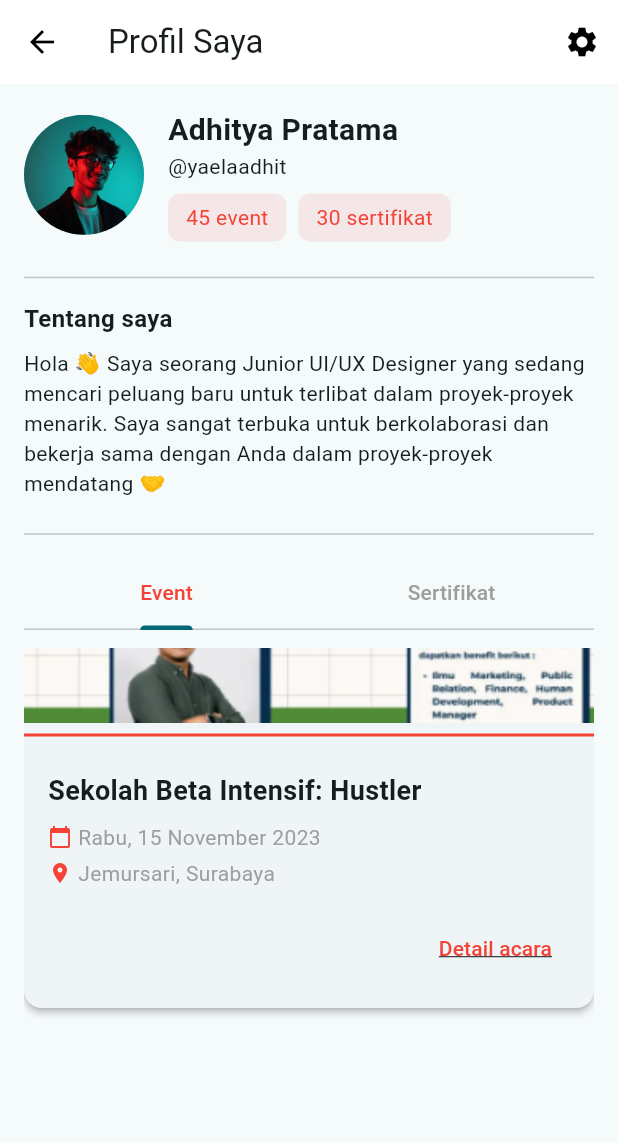
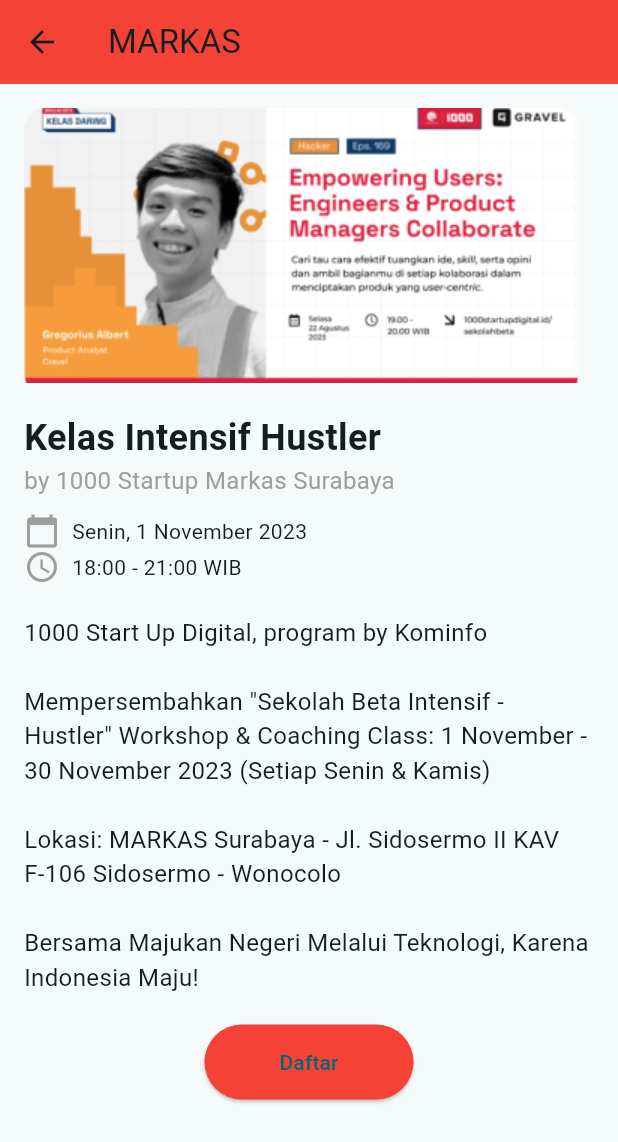
Before and after one commit to agnesjuliana/tekber_markas, a Flutter app: the screen it shows after launch, scrolled down 564 dp, after a tap on "Detail acara", on a phone screen of 412 x 824 dp. Shown: the top 1142 px of the screen. Run offline on Flutter 3.47's test engine with Material 3 defaults, Android fonts, the phone set to English and light mode, and no system bars.

Commit message:
Deskripsi Acara dan Form Pendaftaran

```diff
--- /dev/null
+++ b/lib/screens/deskripsi_acara.dart
@@ -0,0 +1,73 @@
+import 'package:flutter/material.dart';
+import 'package:tekber_markas/screens/form_pendaftaran.dart'; // Import halaman form pendaftaran
+
+class DeskripsiAcaraPage extends StatelessWidget {
+  @override
+  Widget build(BuildContext context) {
+    return Scaffold(
+      appBar: AppBar(
+        title: Text('MARKAS'),
+        backgroundColor: Colors.red,
+      ),
+      body: Padding(
+        padding: const EdgeInsets.all(16.0),
+        child: Column(
+          crossAxisAlignment: CrossAxisAlignment.start,
+          children: [
+            Image.asset('lib/assets/images/event_image.png'), // Ganti dengan logo acara Anda
+            SizedBox(height: 20),
+            Text(
+              'Kelas Intensif Hustler',
+              style: TextStyle(fontSize: 24, fontWeight: FontWeight.bold),
+            ),
+            Text(
+              'by 1000 Startup Markas Surabaya',
+              style: TextStyle(fontSize: 16, color: Colors.grey),
+            ),
+            SizedBox(height: 10),
+            Row(
+              children: [
+                Icon(Icons.calendar_today, color: Colors.grey),
+                SizedBox(width: 8),
+                Text('Senin, 1 November 2023'),
+              ],
+            ),
+            Row(
+              children: [
+                Icon(Icons.access_time, color: Colors.grey),
+                SizedBox(width: 8),
+                Text('18:00 - 21:00 WIB'),
+              ],
+            ),
+            SizedBox(height: 20),
+            Text(
+              '1000 Start Up Digital, program by Kominfo\n\n'
+                  'Mempersembahkan "Sekolah Beta Intensif - Hustler" Workshop & Coaching Class: '
+                  '1 November - 30 November 2023 (Setiap Senin & Kamis)\n\n'
+                  'Lokasi: MARKAS Surabaya - Jl. Sidosermo II KAV F-106 Sidosermo - Wonocolo\n\n'
+                  'Bersama Majukan Negeri Melalui Teknologi, Karena Indonesia Maju!',
+              style: TextStyle(fontSize: 16),
+            ),
+            SizedBox(height: 20),
+            Center(
+              child: ElevatedButton(
+                onPressed: () {
+                  // Navigasi ke halaman form pendaftaran
+                  Navigator.push(
+                    context,
+                    MaterialPageRoute(builder: (context) => FormPendaftaranPage()),
+                  );
+                },
+                child: Text('Daftar'),
+                style: ElevatedButton.styleFrom(
+                  backgroundColor: Colors.red,
+                  padding: EdgeInsets.symmetric(horizontal: 50, vertical: 15),
+                ),
+              ),
+            ),
+          ],
+        ),
+      ),
+    );
+  }
+}
--- a/lib/screens/profile_screen.dart
+++ b/lib/screens/profile_screen.dart
@@ -1,4 +1,5 @@
 import 'package:flutter/material.dart';
+import 'deskripsi_acara.dart';
 
 class ProfileScreen extends StatelessWidget {
   // Hapus const di sini
@@ -37,7 +38,8 @@
                   // Gambar Profil
                   const CircleAvatar(
                     radius: 40,
-                    backgroundImage: AssetImage('lib/assets/images/profile_photo.jpg'), // Ganti dengan URL gambar profil Anda
+                    backgroundImage: AssetImage(
+                        'lib/assets/images/profile_photo.jpg'), // Ganti dengan URL gambar profil Anda
                   ),
                   const SizedBox(width: 16),
                   // Nama dan Username
@@ -99,7 +101,7 @@
                 child: TabBarView(
                   children: [
                     // Konten Event
-                          _buildEventList(), // Fungsi untuk membangun daftar event
+                    _buildEventList(context), // Kirimkan context di sini
                     // Konten Sertifikat
                     _buildCertificateList(),
                   ],
@@ -117,16 +119,18 @@
     );
   }
 
-Widget _buildEventList() {
+  Widget _buildEventList(BuildContext context) {
     return ListView(
       children: [
         _buildEventCard(
+          context: context,
           title: 'Kelas Intensif Hacker Episode 1',
           date: 'Selasa, 14 November 2023',
           location: 'Jemursari, Surabaya',
           imagePath: 'lib/assets/images/event_image.png',
         ),
         _buildEventCard(
+          context: context,
           title: 'Sekolah Beta Intensif: Hustler',
           date: 'Rabu, 15 November 2023',
           location: 'Jemursari, Surabaya',
@@ -136,18 +140,24 @@
     );
   }
 
+
+
   Widget _buildEventCard({
+    required BuildContext context,
     required String title,
     required String date,
     required String location,
     required String imagePath,
   }) {
     return Card(
-    margin: const EdgeInsets.symmetric(vertical: 8), // Margin antar card event
+      margin: const EdgeInsets.symmetric(vertical: 8),
+      // Margin antar card event
       shape: RoundedRectangleBorder(
-      borderRadius: BorderRadius.circular(12), // Membuat sudut card melengkung
+        borderRadius: BorderRadius.circular(
+            12), // Membuat sudut card melengkung
       ),
-    elevation: 2, // Memberikan bayangan lembut pada card
+      elevation: 2,
+      // Memberikan bayangan lembut pada card
       child: Column(
         crossAxisAlignment: CrossAxisAlignment.start,
         children: [
@@ -185,32 +195,44 @@
                 // Tanggal Event dengan ikon kalender berwarna merah
                 Row(
                   children: [
-                  const Icon(Icons.calendar_today, size: 16, color: Colors.red), // Ikon kalender merah
+                    const Icon(
+                        Icons.calendar_today, size: 16, color: Colors.red),
+                    // Ikon kalender merah
                     const SizedBox(width: 4),
-                  Text(date, style: const TextStyle(color: Colors.grey)), // Tanggal dari parameter
+                    Text(date, style: const TextStyle(color: Colors.grey)),
+                    // Tanggal dari parameter
                   ],
                 ),
                 const SizedBox(height: 4),
                 // Lokasi Event dengan ikon lokasi berwarna merah
                 Row(
                   children: [
-                  const Icon(Icons.location_on, size: 16, color: Colors.red), // Ikon lokasi merah
+                    const Icon(Icons.location_on, size: 16, color: Colors.red),
+                    // Ikon lokasi merah
                     const SizedBox(width: 4),
-                  Text(location, style:
-                   const TextStyle(color:
-                   Colors.grey)), // Lokasi dari parameter
+                    Text(location, style: const TextStyle(color: Colors.grey)),
+                    // Lokasi dari parameter
                   ],
                 ),
-              const SizedBox(height:
-               16),
-              Align(alignment:
-               Alignment.centerRight, child:
-               TextButton(onPressed:
-               () {}, child:
-               const Text('Detail acara', style:
-               TextStyle(color:
-               Colors.red, decoration:
-               TextDecoration.underline))),
+                const SizedBox(height: 16),
+                Align(
+                  alignment: Alignment.centerRight,
+                  child: TextButton(
+                    onPressed: () {
+                      Navigator.push(
+                        context,
+                        MaterialPageRoute(
+                            builder: (context) => DeskripsiAcaraPage()),
+                      );
+                    },
+                    child: const Text(
+                      'Detail acara',
+                      style: TextStyle(
+                        color: Colors.red,
+                        decoration: TextDecoration.underline,
+                      ),
+                    ),
+                  ),
                 ),
               ],
             ),
@@ -219,6 +241,7 @@
       ),
     );
   }
+
 
   Widget _buildStatCard(String text, Color color) {
     return Container(
```
Also changed, not shown: lib/screens/form_pendaftaran.dart (added, +153 -0 lines), lib/screens/profile_screen_sebelumcardevent.dart (+12 -9 lines), lib/assets/images/event_banner.png (added), lib/assets/images/markas_logo.png (added). Lines whose indentation alone changed are shown as unchanged.
